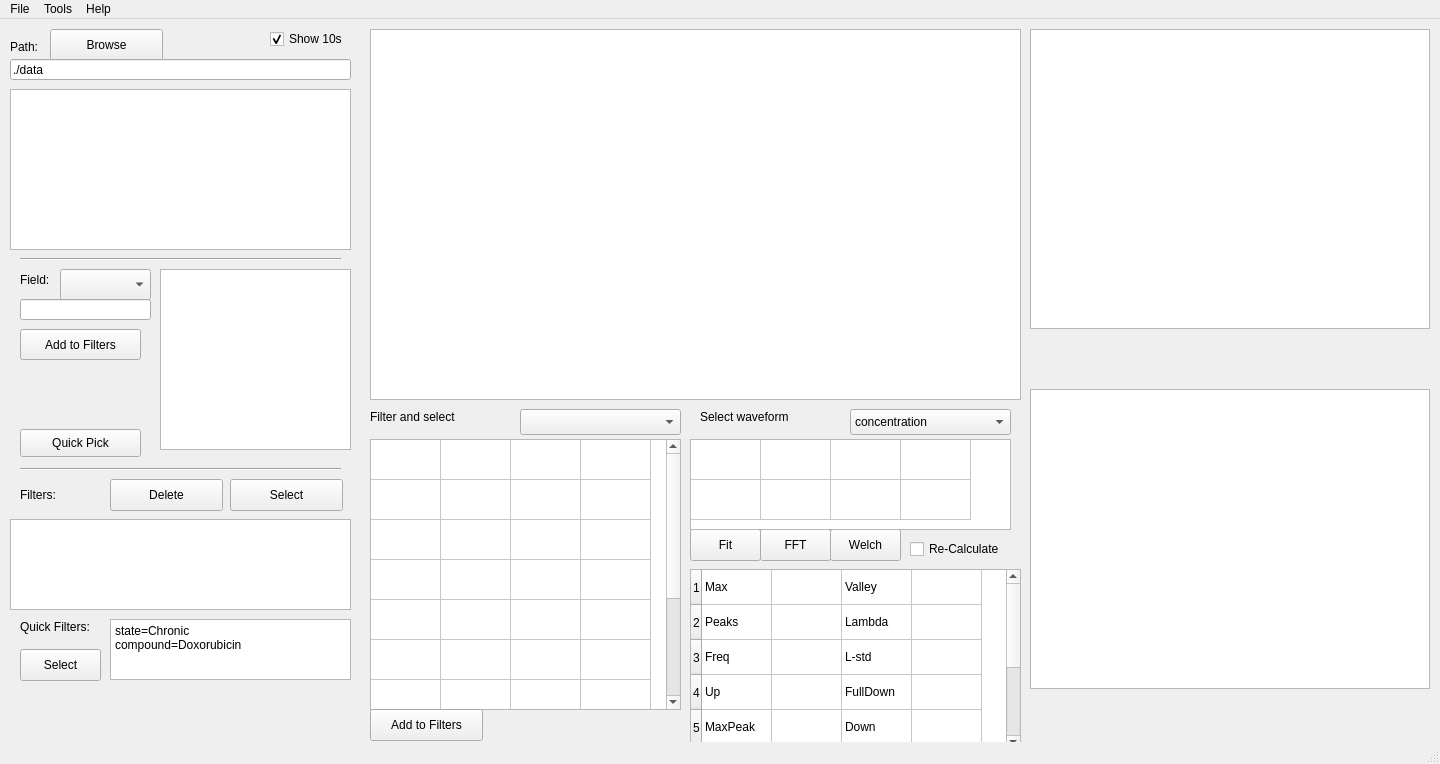
Old version of the form CardioWaveGUI/main.ui in the repository zealseeker/CardioWaveGUI.
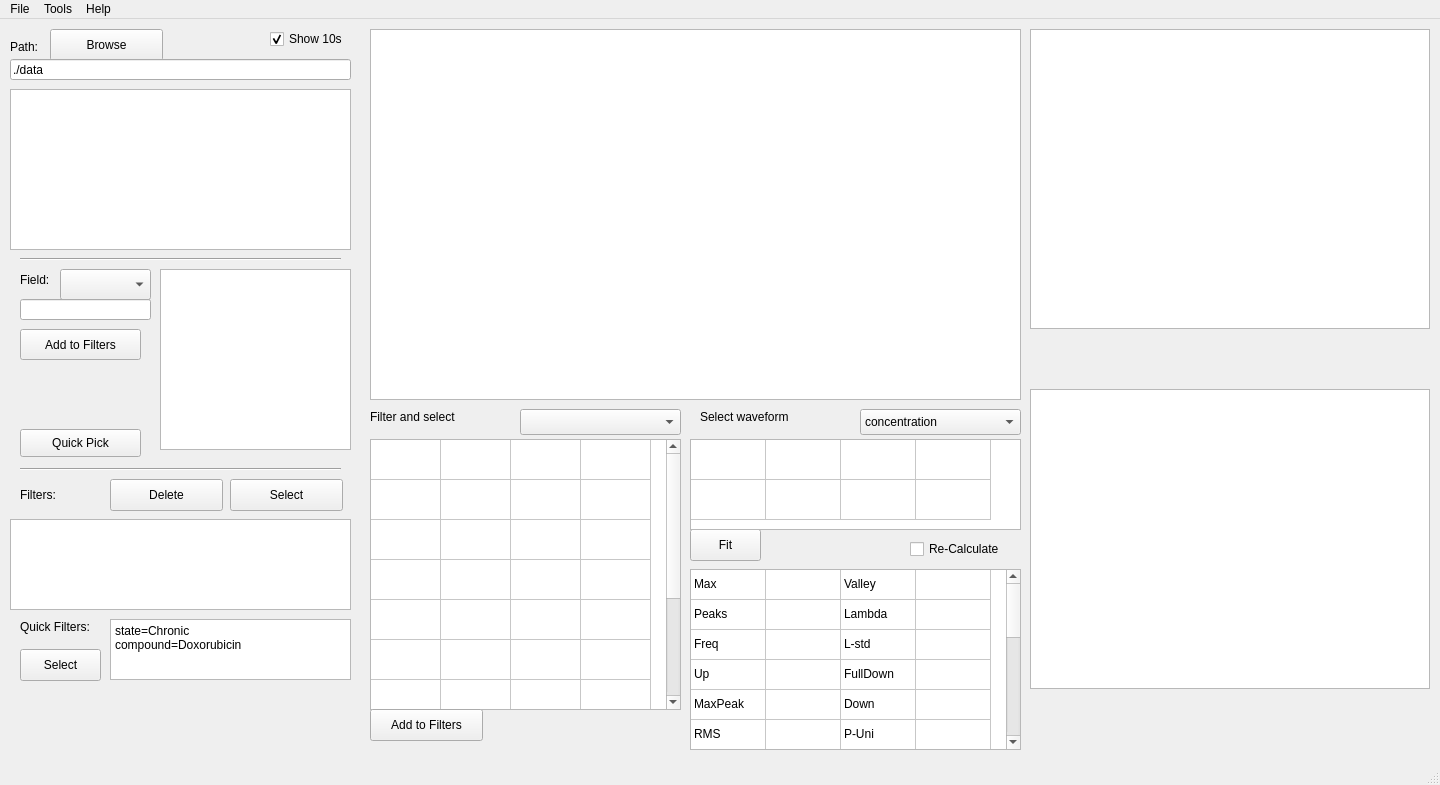
New version of the form.

Commit message: Change to absolute import

The edit to the form file:
```diff
--- a/CardioWaveGUI/main.ui
+++ b/CardioWaveGUI/main.ui
@@ -7,7 +7,7 @@
     <x>0</x>
     <y>0</y>
     <width>1440</width>
-    <height>764</height>
+    <height>785</height>
    </rect>
   </property>
   <property name="windowTitle">
@@ -162,19 +162,6 @@
      <string>Fit</string>
     </property>
    </widget>
-   <widget class="QPushButton" name="bt_unfix">
-    <property name="geometry">
-     <rect>
-      <x>760</x>
-      <y>510</y>
-      <width>71</width>
-      <height>32</height>
-     </rect>
-    </property>
-    <property name="text">
-     <string>FFT</string>
-    </property>
-   </widget>
    <widget class="QCheckBox" name="checkBox">
     <property name="geometry">
      <rect>
@@ -217,7 +204,7 @@
      </rect>
     </property>
     <property name="rowCount">
-     <number>9</number>
+     <number>14</number>
     </property>
     <property name="columnCount">
      <number>4</number>
@@ -226,7 +213,7 @@
      <bool>false</bool>
     </attribute>
     <attribute name="horizontalHeaderDefaultSectionSize">
-     <number>70</number>
+     <number>75</number>
     </attribute>
     <attribute name="horizontalHeaderHighlightSections">
      <bool>true</bool>
@@ -235,11 +222,19 @@
      <number>40</number>
     </attribute>
     <attribute name="verticalHeaderVisible">
-     <bool>true</bool>
+     <bool>false</bool>
     </attribute>
     <attribute name="verticalHeaderDefaultSectionSize">
-     <number>35</number>
+     <number>30</number>
     </attribute>
+    <attribute name="verticalHeaderHighlightSections">
+     <bool>true</bool>
+    </attribute>
+    <row/>
+    <row/>
+    <row/>
+    <row/>
+    <row/>
     <row/>
     <row/>
     <row/>
@@ -358,6 +353,76 @@
       <string>sh.t.ratio</string>
      </property>
     </item>
+    <item row="9" column="0">
+     <property name="text">
+      <string>PW10</string>
+     </property>
+    </item>
+    <item row="9" column="1">
+     <property name="text">
+      <string/>
+     </property>
+    </item>
+    <item row="9" column="2">
+     <property name="text">
+      <string>stdPW10</string>
+     </property>
+    </item>
+    <item row="10" column="0">
+     <property name="text">
+      <string>PW25</string>
+     </property>
+    </item>
+    <item row="10" column="2">
+     <property name="text">
+      <string>stdPW25</string>
+     </property>
+    </item>
+    <item row="11" column="0">
+     <property name="text">
+      <string>PW50</string>
+     </property>
+    </item>
+    <item row="11" column="1">
+     <property name="text">
+      <string/>
+     </property>
+    </item>
+    <item row="11" column="2">
+     <property name="text">
+      <string>stdPW50</string>
+     </property>
+    </item>
+    <item row="12" column="0">
+     <property name="text">
+      <string>PW80</string>
+     </property>
+    </item>
+    <item row="12" column="1">
+     <property name="text">
+      <string/>
+     </property>
+    </item>
+    <item row="12" column="2">
+     <property name="text">
+      <string>stdPW80</string>
+     </property>
+    </item>
+    <item row="13" column="0">
+     <property name="text">
+      <string>PW90</string>
+     </property>
+    </item>
+    <item row="13" column="1">
+     <property name="text">
+      <string/>
+     </property>
+    </item>
+    <item row="13" column="2">
+     <property name="text">
+      <string>stdPW90</string>
+     </property>
+    </item>
    </widget>
    <widget class="QWidget" name="widget_2" native="true">
     <property name="geometry">
@@ -369,19 +434,6 @@
      </rect>
     </property>
    </widget>
-   <widget class="QPushButton" name="bt_smooth">
-    <property name="geometry">
-     <rect>
-      <x>830</x>
-      <y>510</y>
-      <width>71</width>
-      <height>32</height>
-     </rect>
-    </property>
-    <property name="text">
-     <string>Welch</string>
-    </property>
-   </widget>
    <widget class="QGraphicsView" name="graphicsView_2">
     <property name="geometry">
      <rect>
@@ -574,7 +626,7 @@
      <rect>
       <x>690</x>
       <y>420</y>
-      <width>321</width>
+      <width>331</width>
       <height>91</height>
      </rect>
     </property>
@@ -588,7 +640,7 @@
      <bool>false</bool>
     </attribute>
     <attribute name="horizontalHeaderDefaultSectionSize">
-     <number>70</number>
+     <number>75</number>
     </attribute>
     <attribute name="horizontalHeaderMinimumSectionSize">
      <number>18</number>
@@ -609,7 +661,7 @@
    <widget class="QComboBox" name="comboBox_3">
     <property name="geometry">
      <rect>
-      <x>850</x>
+      <x>860</x>
       <y>390</y>
       <width>161</width>
       <height>26</height>
```
Left out of the diff: 60 changed lines with no effect on the pictures. The commit also changes 2 other files.
